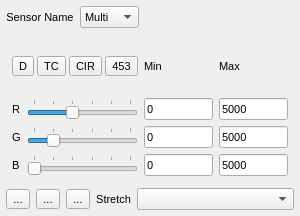
Qt form timeseriesviewer/ui/mapviewrendersettings.ui (jakimowb/eo-time-series-viewer) before a commit.
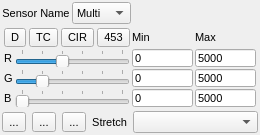
The same form after that commit. Icons and pictures are not drawn. Custom widgets are drawn as their Qt base class.

```diff
--- a/timeseriesviewer/ui/mapviewrendersettings.ui
+++ b/timeseriesviewer/ui/mapviewrendersettings.ui
@@ -6,8 +6,8 @@
    <rect>
     <x>0</x>
     <y>0</y>
-    <width>300</width>
-    <height>216</height>
+    <width>260</width>
+    <height>135</height>
    </rect>
   </property>
   <property name="sizePolicy">
@@ -47,10 +47,10 @@
   </property>
   <layout class="QVBoxLayout" name="verticalLayout">
    <property name="spacing">
-    <number>6</number>
+    <number>2</number>
    </property>
    <property name="margin">
-    <number>6</number>
+    <number>2</number>
    </property>
    <item>
     <layout class="QHBoxLayout" name="horizontalLayout_2">
@@ -155,17 +155,23 @@
       <number>0</number>
      </property>
      <widget class="QWidget" name="pageMultiBand">
+      <property name="sizePolicy">
+       <sizepolicy hsizetype="Minimum" vsizetype="Minimum">
+        <horstretch>0</horstretch>
+        <verstretch>0</verstretch>
+       </sizepolicy>
+      </property>
       <property name="font">
        <font>
-        <pointsize>11</pointsize>
+        <pointsize>8</pointsize>
        </font>
       </property>
       <layout class="QGridLayout" name="gridLayout_2">
        <property name="margin">
-        <number>6</number>
+        <number>2</number>
        </property>
        <property name="spacing">
-        <number>6</number>
+        <number>2</number>
        </property>
        <item row="1" column="1">
         <widget class="QSlider" name="sliderRed">
```
Left out of the diff: 2 changed lines with no effect on the pictures.
